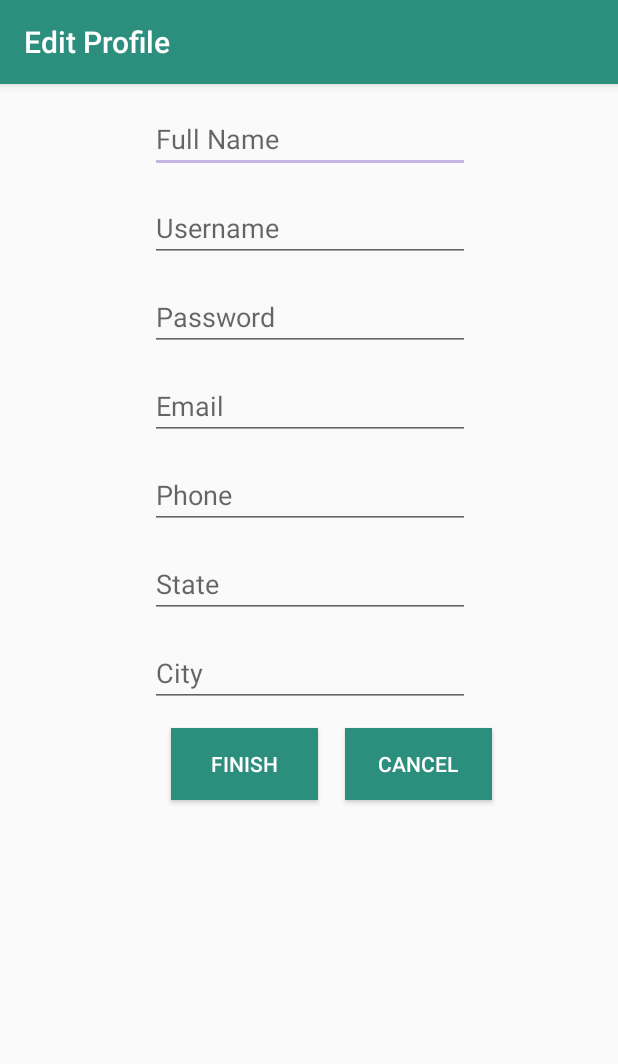
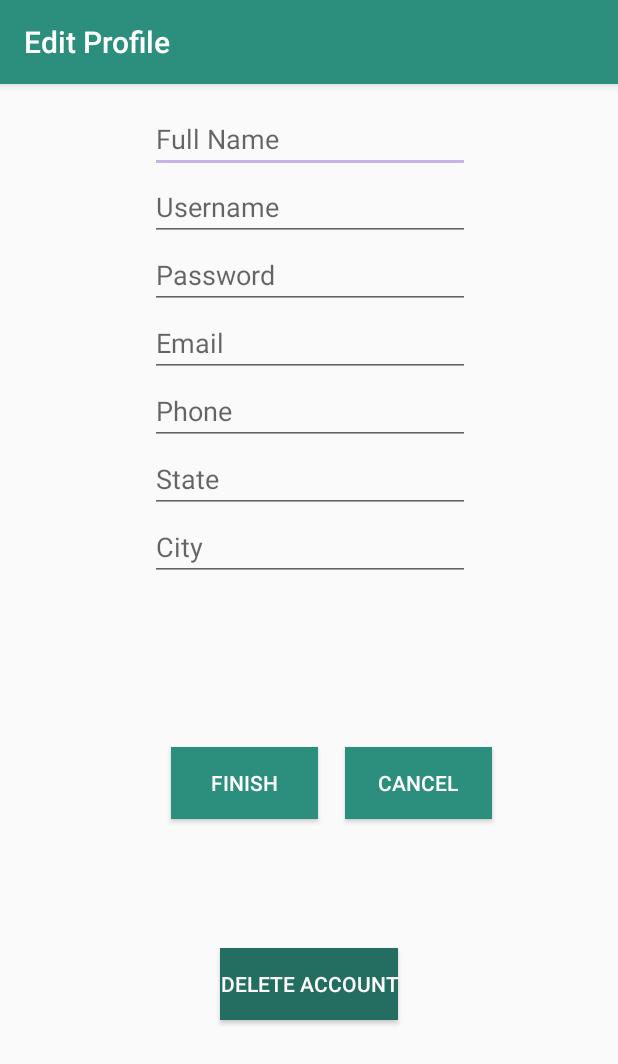
Before and after one commit to lnguyent01/Hitch, an Android app: the EditProfileActivity screen opened directly, with no data from a screen before it, on a phone screen of 412 x 824 dp. Shown: the top 1064 px of the screen. Run offline under Robolectric (Android 15) with nearby library versions, the phone set to English and light mode, and no system bars; our stand-ins replace Firebase (no records; nobody signed in at launch, a user with empty details on screens opened directly).

Commit message:
delete user functionality added to UI

```diff
--- a/app/src/main/java/chub45/benson/hitch/EditProfileActivity.java
+++ b/app/src/main/java/chub45/benson/hitch/EditProfileActivity.java
@@ -1,14 +1,17 @@
 package chub45.benson.hitch;
 
+import android.content.Context;
 import android.content.Intent;
 import android.provider.ContactsContract;
 import android.support.annotation.NonNull;
 import android.support.v7.app.AppCompatActivity;
 import android.os.Bundle;
+import android.util.Log;
 import android.view.View;
 import android.widget.EditText;
 import android.app.FragmentTransaction;
 import android.support.v4.app.FragmentManager;
+import android.widget.Toast;
 
 import java.util.Map;
 import java.util.HashMap;
@@ -27,6 +30,7 @@ public class EditProfileActivity extends AppCompatActivity implements View.OnCli
 
     final private HitchDatabase db = new HitchDatabase();
     FirebaseUser currentUser;
+    String userID;
 
     @Override
     protected void onCreate(Bundle savedInstanceState) {
@@ -42,10 +46,11 @@ public class EditProfileActivity extends AppCompatActivity implements View.OnCli
         stateText = (EditText) findViewById(R.id.stateText);
 
         currentUser = FirebaseAuth.getInstance().getCurrentUser();
+        userID = currentUser.getUid();
 
         findViewById(R.id.finishBtn).setOnClickListener(this);
         findViewById(R.id.cancelBtn).setOnClickListener(this);
-
+        findViewById(R.id.DeleteAccountButton).setOnClickListener(this);
     }
 
     private void updateUserInfo() {
@@ -87,6 +92,18 @@ public class EditProfileActivity extends AppCompatActivity implements View.OnCli
             case R.id.cancelBtn:
                 finish();
                 break;
+            case R.id.DeleteAccountButton:
+                db.deleteUser(currentUser.getUid());
+                currentUser.delete().addOnCompleteListener(new OnCompleteListener<Void>() {
+                    @Override
+                    public void onComplete(@NonNull Task<Void> task) {
+                        Toast.makeText(getBaseContext(), "You have successfully deleted your account.", Toast.LENGTH_LONG).show();
+                    }
+                });
+                Intent loginIntent = new Intent(getApplicationContext(), LogInActivity.class);
+                startActivity(loginIntent);
+                finish();
+                break;
 
         }
     }
--- a/app/src/main/res/layout/activity_edit_profile.xml
+++ b/app/src/main/res/layout/activity_edit_profile.xml
@@ -8,8 +8,8 @@
 
     <FrameLayout
         android:id="@+id/profileFragment"
-        android:layout_height="wrap_content"
-        android:layout_width="match_parent" />
+        android:layout_width="match_parent"
+        android:layout_height="wrap_content" />
 
     <EditText
         android:id="@+id/fullNameText"
@@ -32,7 +32,6 @@
         android:layout_height="wrap_content"
         android:layout_marginEnd="8dp"
         android:layout_marginStart="8dp"
-        android:layout_marginTop="14dp"
         android:ems="10"
         android:hint="Username"
         android:inputType="text"
@@ -47,7 +46,6 @@
         android:layout_height="wrap_content"
         android:layout_marginEnd="8dp"
         android:layout_marginStart="8dp"
-        android:layout_marginTop="14dp"
         android:ems="10"
         android:hint="Password"
         android:inputType="textPassword"
@@ -62,7 +60,6 @@
         android:layout_height="wrap_content"
         android:layout_marginEnd="8dp"
         android:layout_marginStart="8dp"
-        android:layout_marginTop="14dp"
         android:ems="10"
         android:hint="Email"
         android:inputType="textEmailAddress"
@@ -77,7 +74,6 @@
         android:layout_height="wrap_content"
         android:layout_marginEnd="8dp"
         android:layout_marginStart="8dp"
-        android:layout_marginTop="14dp"
         android:ems="10"
         android:hint="Phone"
         android:inputType="text"
@@ -92,7 +88,6 @@
         android:layout_height="wrap_content"
         android:layout_marginEnd="8dp"
         android:layout_marginStart="8dp"
-        android:layout_marginTop="14dp"
         android:ems="10"
         android:hint="State"
         android:inputType="textCapCharacters"
@@ -101,13 +96,28 @@
         app:layout_constraintStart_toStartOf="parent"
         app:layout_constraintTop_toBottomOf="@+id/phoneNoText" />
 
+    <Button
+        android:id="@+id/DeleteAccountButton"
+        android:layout_width="wrap_content"
+        android:layout_height="wrap_content"
+        android:layout_marginBottom="8dp"
+        android:layout_marginEnd="8dp"
+        android:layout_marginStart="8dp"
+        android:layout_marginTop="108dp"
+        android:background="@color/colorPrimaryDark"
+        android:text="Delete Account"
+        android:textColor="@color/common_google_signin_btn_text_dark_default"
+        app:layout_constraintBottom_toBottomOf="parent"
+        app:layout_constraintEnd_toEndOf="parent"
+        app:layout_constraintStart_toStartOf="parent"
+        app:layout_constraintTop_toBottomOf="@+id/cityText" />
+
     <EditText
         android:id="@+id/cityText"
         android:layout_width="wrap_content"
         android:layout_height="wrap_content"
         android:layout_marginEnd="8dp"
         android:layout_marginStart="8dp"
-        android:layout_marginTop="14dp"
         android:ems="10"
         android:hint="City"
         android:inputType="text"
@@ -128,7 +138,7 @@
         app:layout_constraintBottom_toBottomOf="parent"
         app:layout_constraintEnd_toEndOf="parent"
         app:layout_constraintTop_toBottomOf="@+id/cityText"
-        app:layout_constraintVertical_bias="0.0" />
+        app:layout_constraintVertical_bias="0.258" />
 
     <Button
         android:id="@+id/cancelBtn"
@@ -142,6 +152,6 @@
         app:layout_constraintBottom_toBottomOf="parent"
         app:layout_constraintEnd_toEndOf="parent"
         app:layout_constraintTop_toBottomOf="@+id/cityText"
-        app:layout_constraintVertical_bias="0.0" />
+        app:layout_constraintVertical_bias="0.258" />
 
 </android.support.constraint.ConstraintLayout>
```
